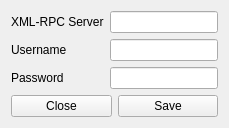
This is gui/ui/settings.ui in ekaputra07/wpcdesk as Qt 5 draws it before an edit. The edited form follows.
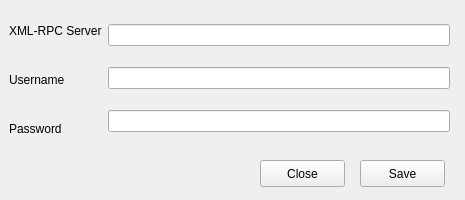
This is the edited form. Icons and pictures are not drawn.

Patch:
```diff
--- a/gui/ui/settings.ui
+++ b/gui/ui/settings.ui
@@ -9,8 +9,8 @@
    <rect>
     <x>0</x>
     <y>0</y>
-    <width>362</width>
-    <height>168</height>
+    <width>465</width>
+    <height>200</height>
    </rect>
   </property>
   <property name="sizePolicy">
@@ -19,14 +19,60 @@
     <verstretch>0</verstretch>
    </sizepolicy>
   </property>
+  <property name="minimumSize">
+   <size>
+    <width>465</width>
+    <height>200</height>
+   </size>
+  </property>
+  <property name="maximumSize">
+   <size>
+    <width>465</width>
+    <height>200</height>
+   </size>
+  </property>
   <property name="windowTitle">
    <string>Settings</string>
   </property>
-  <layout class="QGridLayout" name="gridLayout">
-   <property name="sizeConstraint">
-    <enum>QLayout::SetFixedSize</enum>
-   </property>
-   <item row="0" column="0" colspan="2">
+  <property name="windowIcon">
+   <iconset resource="../res/main.qrc">
+    <normaloff>:/chat-quotes.png</normaloff>:/chat-quotes.png</iconset>
+  </property>
+  <widget class="QPushButton" name="btnClose">
+   <property name="geometry">
+    <rect>
+     <x>260</x>
+     <y>160</y>
+     <width>85</width>
+     <height>27</height>
+    </rect>
+   </property>
+   <property name="text">
+    <string>Close</string>
+   </property>
+  </widget>
+  <widget class="QPushButton" name="btnSave">
+   <property name="geometry">
+    <rect>
+     <x>360</x>
+     <y>160</y>
+     <width>85</width>
+     <height>27</height>
+    </rect>
+   </property>
+   <property name="text">
+    <string>Save</string>
+   </property>
+  </widget>
+  <widget class="QWidget" name="">
+   <property name="geometry">
+    <rect>
+     <x>9</x>
+     <y>9</y>
+     <width>441</width>
+     <height>141</height>
+    </rect>
+   </property>
     <layout class="QHBoxLayout" name="horizontalLayout">
      <item>
       <layout class="QVBoxLayout" name="verticalLayout_2">
@@ -80,24 +126,11 @@
       </layout>
      </item>
     </layout>
-   </item>
-   <item row="1" column="0">
-    <widget class="QPushButton" name="btnClose">
-     <property name="text">
-      <string>Close</string>
-     </property>
-    </widget>
-   </item>
-   <item row="1" column="1">
-    <widget class="QPushButton" name="btnSave">
-     <property name="text">
-      <string>Save</string>
-     </property>
-    </widget>
-   </item>
-  </layout>
- </widget>
- <resources/>
+  </widget>
+ </widget>
+ <resources>
+  <include location="../res/main.qrc"/>
+ </resources>
  <connections>
   <connection>
    <sender>btnClose</sender>
```
Lines whose indentation alone changed are shown as unchanged.
